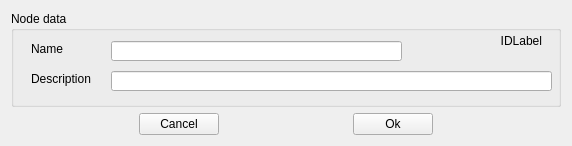
The window that src/samples/EgPaintingSample/NodeForm.ui (norian-n/EcoGraphDb) describes before a commit, drawn with Qt 5.
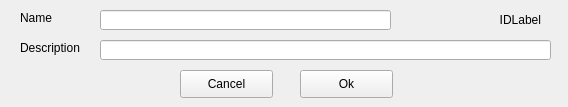
The same window after the commit.

Commit message: sample graphScene application updated "delete all links of node" functionality added

Patch:
```diff
--- a/src/samples/EgPaintingSample/NodeForm.ui
+++ b/src/samples/EgPaintingSample/NodeForm.ui
@@ -6,68 +6,24 @@
    <rect>
     <x>0</x>
     <y>0</y>
-    <width>572</width>
-    <height>146</height>
+    <width>568</width>
+    <height>107</height>
    </rect>
   </property>
+  <property name="sizePolicy">
+   <sizepolicy hsizetype="Fixed" vsizetype="Fixed">
+    <horstretch>0</horstretch>
+    <verstretch>0</verstretch>
+   </sizepolicy>
+  </property>
   <property name="windowTitle">
    <string>Form</string>
   </property>
-  <layout class="QVBoxLayout" name="verticalLayout">
-   <item>
-    <widget class="QGroupBox" name="groupBox">
-     <property name="sizePolicy">
-      <sizepolicy hsizetype="Expanding" vsizetype="Expanding">
-       <horstretch>0</horstretch>
-       <verstretch>0</verstretch>
-      </sizepolicy>
-     </property>
-     <property name="title">
-      <string>Node data</string>
-     </property>
-     <widget class="QLabel" name="label">
-      <property name="geometry">
-       <rect>
-        <x>20</x>
-        <y>30</y>
-        <width>51</width>
-        <height>16</height>
-       </rect>
-      </property>
-      <property name="sizePolicy">
-       <sizepolicy hsizetype="Fixed" vsizetype="Fixed">
-        <horstretch>0</horstretch>
-        <verstretch>0</verstretch>
-       </sizepolicy>
-      </property>
-      <property name="text">
-       <string>Name</string>
-      </property>
-     </widget>
-     <widget class="QLabel" name="label_4">
-      <property name="geometry">
-       <rect>
-        <x>20</x>
-        <y>60</y>
-        <width>71</width>
-        <height>16</height>
-       </rect>
-      </property>
-      <property name="sizePolicy">
-       <sizepolicy hsizetype="Fixed" vsizetype="Fixed">
-        <horstretch>0</horstretch>
-        <verstretch>0</verstretch>
-       </sizepolicy>
-      </property>
-      <property name="text">
-       <string>Description</string>
-      </property>
-     </widget>
      <widget class="QLineEdit" name="nameEdit">
       <property name="geometry">
        <rect>
         <x>100</x>
-        <y>30</y>
+     <y>10</y>
         <width>291</width>
         <height>20</height>
        </rect>
@@ -83,8 +39,8 @@
       <property name="geometry">
        <rect>
         <x>100</x>
-        <y>60</y>
-        <width>441</width>
+     <y>40</y>
+     <width>451</width>
         <height>20</height>
        </rect>
       </property>
@@ -98,11 +54,49 @@
        <string/>
       </property>
      </widget>
+  <widget class="QLabel" name="label_4">
+   <property name="geometry">
+    <rect>
+     <x>20</x>
+     <y>40</y>
+     <width>71</width>
+     <height>16</height>
+    </rect>
+   </property>
+   <property name="sizePolicy">
+    <sizepolicy hsizetype="Fixed" vsizetype="Fixed">
+     <horstretch>0</horstretch>
+     <verstretch>0</verstretch>
+    </sizepolicy>
+   </property>
+   <property name="text">
+    <string>Description</string>
+   </property>
+  </widget>
+  <widget class="QLabel" name="label">
+   <property name="geometry">
+    <rect>
+     <x>20</x>
+     <y>10</y>
+     <width>51</width>
+     <height>16</height>
+    </rect>
+   </property>
+   <property name="sizePolicy">
+    <sizepolicy hsizetype="Fixed" vsizetype="Fixed">
+     <horstretch>0</horstretch>
+     <verstretch>0</verstretch>
+    </sizepolicy>
+   </property>
+   <property name="text">
+    <string>Name</string>
+   </property>
+  </widget>
      <widget class="QLabel" name="idLabel">
       <property name="geometry">
        <rect>
-        <x>490</x>
-        <y>20</y>
+     <x>500</x>
+     <y>10</y>
         <width>41</width>
         <height>20</height>
        </rect>
@@ -114,28 +108,15 @@
        <set>Qt::AlignRight|Qt::AlignTrailing|Qt::AlignVCenter</set>
       </property>
      </widget>
-    </widget>
-   </item>
-   <item>
-    <layout class="QHBoxLayout" name="horizontalLayout">
-     <property name="sizeConstraint">
-      <enum>QLayout::SetDefaultConstraint</enum>
-     </property>
-     <item>
-      <widget class="QPushButton" name="cancelButton">
-       <property name="sizePolicy">
-        <sizepolicy hsizetype="Fixed" vsizetype="Fixed">
-         <horstretch>0</horstretch>
-         <verstretch>0</verstretch>
-        </sizepolicy>
-       </property>
-       <property name="text">
-        <string>Cancel</string>
-       </property>
-      </widget>
-     </item>
-     <item>
       <widget class="QPushButton" name="okButton">
+   <property name="geometry">
+    <rect>
+     <x>300</x>
+     <y>70</y>
+     <width>93</width>
+     <height>28</height>
+    </rect>
+   </property>
        <property name="sizePolicy">
         <sizepolicy hsizetype="Fixed" vsizetype="Fixed">
          <horstretch>0</horstretch>
@@ -146,10 +127,25 @@
         <string>Ok</string>
        </property>
       </widget>
-     </item>
-    </layout>
-   </item>
-  </layout>
+  <widget class="QPushButton" name="cancelButton">
+   <property name="geometry">
+    <rect>
+     <x>180</x>
+     <y>70</y>
+     <width>93</width>
+     <height>28</height>
+    </rect>
+   </property>
+   <property name="sizePolicy">
+    <sizepolicy hsizetype="Fixed" vsizetype="Fixed">
+     <horstretch>0</horstretch>
+     <verstretch>0</verstretch>
+    </sizepolicy>
+   </property>
+   <property name="text">
+    <string>Cancel</string>
+   </property>
+  </widget>
  </widget>
  <resources/>
  <connections/>
```
Left out of the diff: 5 changed lines with no effect on the pictures. Lines whose indentation alone changed are shown as unchanged. The commit also changes 10 other files.
